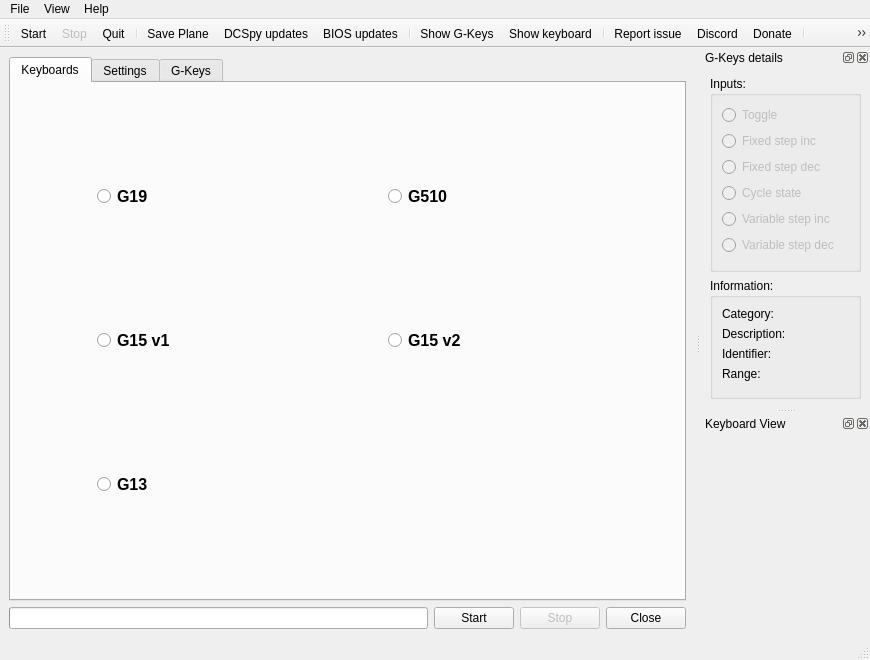
Above: dcspy/ui/qtdcs.ui from emcek/dcspy before the change. Below: the same form after it.
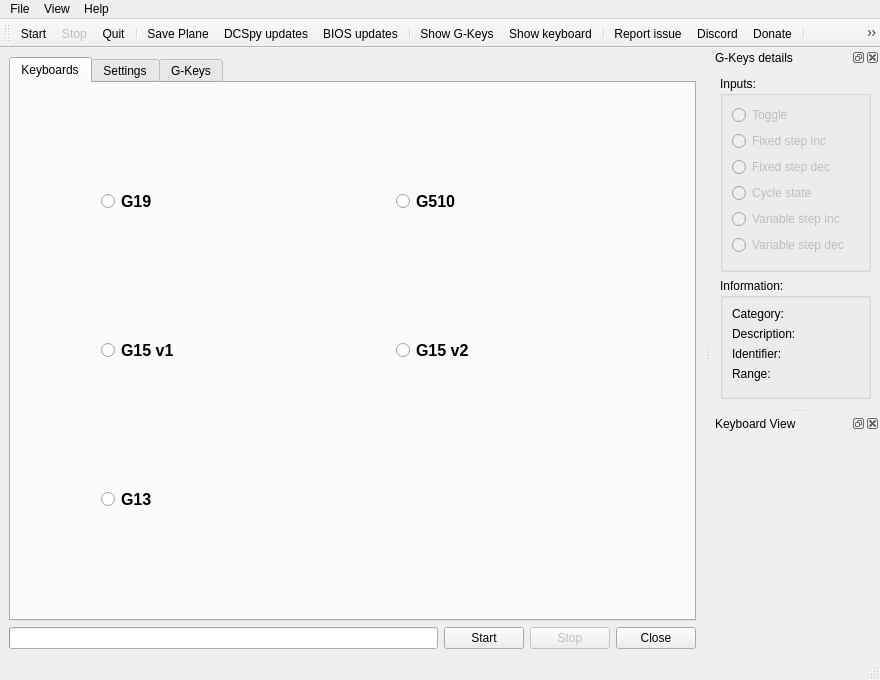
That is the form after the change. Icons and pictures are not drawn.

Commit message: make GUI bigger a bit

What changed in the file:
```diff
--- a/dcspy/ui/qtdcs.ui
+++ b/dcspy/ui/qtdcs.ui
@@ -6,14 +6,14 @@
    <rect>
     <x>0</x>
     <y>0</y>
-    <width>870</width>
-    <height>660</height>
+    <width>880</width>
+    <height>680</height>
    </rect>
   </property>
   <property name="minimumSize">
    <size>
     <width>450</width>
-    <height>660</height>
+    <height>680</height>
    </size>
   </property>
   <property name="windowTitle">
@@ -739,7 +739,7 @@
     <rect>
      <x>0</x>
      <y>0</y>
-     <width>870</width>
+     <width>880</width>
      <height>22</height>
     </rect>
    </property>
```
The commit also changes 1 other file.
